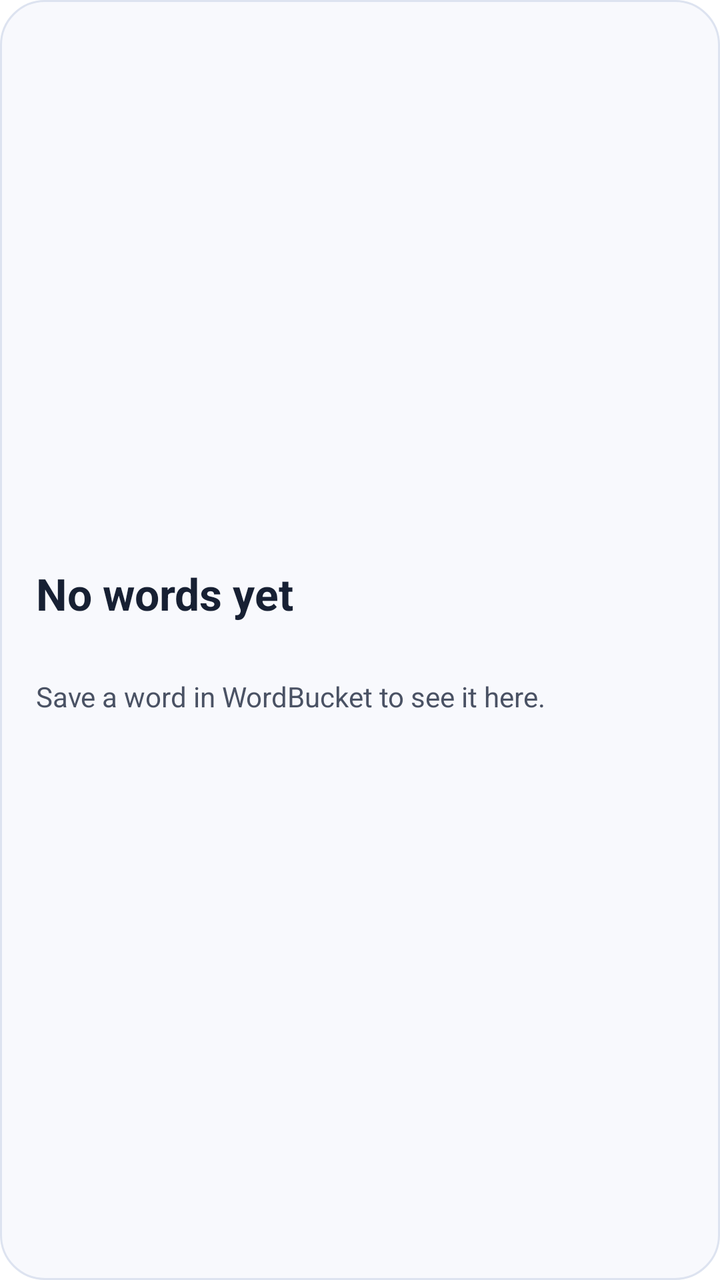
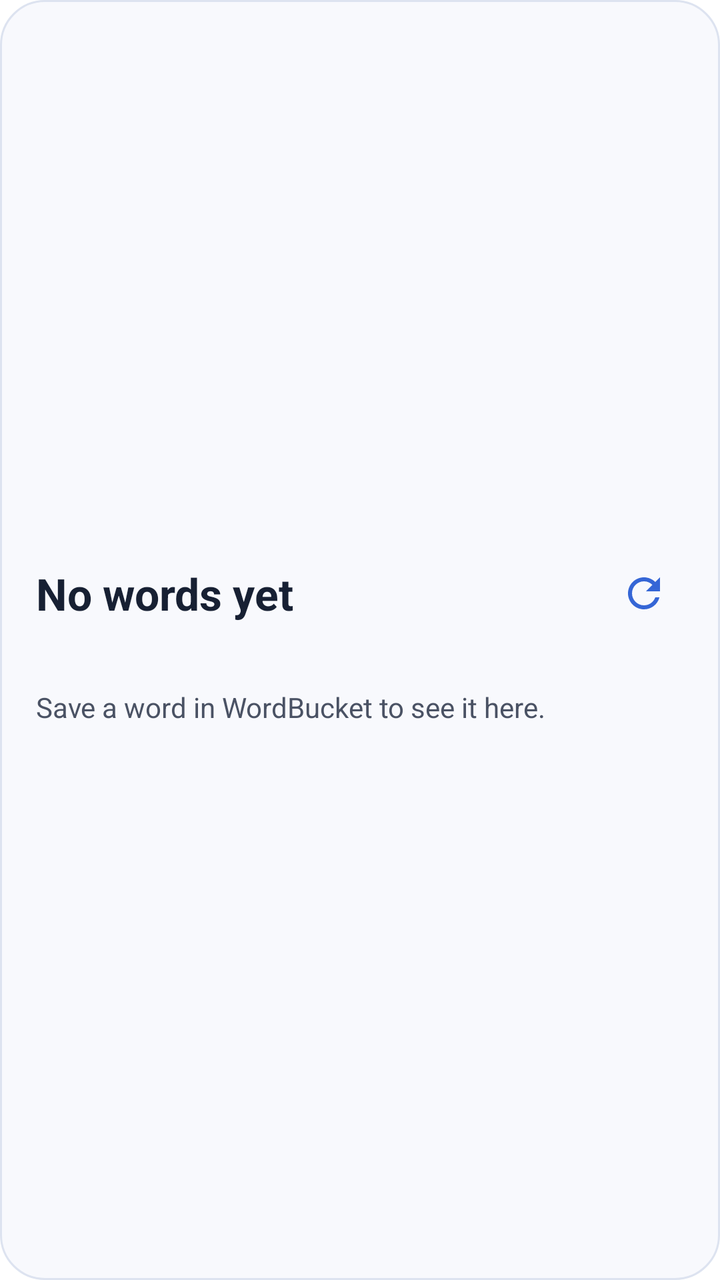

Two renders of the same Android screen: before a commit and after it. Below are the layout's source before the change and the commit's diff.
<!-- AndroidManifest.xml: fallback theme Theme.MaterialComponents.DayNight.NoActionBar -->
<!-- res/layout/word_widget.xml -->
<?xml version="1.0" encoding="utf-8"?>
<LinearLayout xmlns:android="http://schemas.android.com/apk/res/android"
    android:id="@+id/word_widget"
    android:layout_width="match_parent"
    android:layout_height="match_parent"
    android:background="@drawable/widget_background"
    android:gravity="center_vertical"
    android:orientation="vertical"
    android:padding="18dp">

    <TextView
        android:id="@+id/widget_word"
        android:layout_width="match_parent"
        android:layout_height="wrap_content"
        android:ellipsize="end"
        android:maxLines="1"
        android:text="No words yet"
        android:textColor="#172033"
        android:textSize="22sp"
        android:textStyle="bold" />

    <TextView
        android:id="@+id/widget_part_of_speech"
        android:layout_width="wrap_content"
        android:layout_height="wrap_content"
        android:layout_marginTop="2dp"
        android:ellipsize="end"
        android:maxLines="1"
        android:textColor="#3566D6"
        android:textSize="12sp"
        android:textStyle="bold" />

    <TextView
        android:id="@+id/widget_definition"
        android:layout_width="match_parent"
        android:layout_height="wrap_content"
        android:layout_marginTop="9dp"
        android:ellipsize="end"
        android:maxLines="3"
        android:text="Save a word in WordBucket to see it here."
        android:textColor="#4A5264"
        android:textSize="14sp" />

</LinearLayout>
<!-- resources referenced by this layout -->
<resources>
  <!-- drawable widget_background (drawable) -->
  <?xml version="1.0" encoding="utf-8"?>
  <shape xmlns:android="http://schemas.android.com/apk/res/android"
      android:shape="rectangle">
      <solid android:color="#F8F9FD" />
      <corners android:radius="22dp" />
      <stroke
          android:width="1dp"
          android:color="#DDE3F0" />
  </shape>
</resources>

<!-- the commit's change to res/layout/word_widget.xml (unified diff, before → after) -->
@@ -8,16 +8,34 @@
     android:orientation="vertical"
     android:padding="18dp">
 
-    <TextView
-        android:id="@+id/widget_word"
+    <LinearLayout
         android:layout_width="match_parent"
         android:layout_height="wrap_content"
-        android:ellipsize="end"
-        android:maxLines="1"
-        android:text="No words yet"
-        android:textColor="#172033"
-        android:textSize="22sp"
-        android:textStyle="bold" />
+        android:gravity="center_vertical"
+        android:orientation="horizontal">
+
+        <TextView
+            android:id="@+id/widget_word"
+            android:layout_width="0dp"
+            android:layout_height="wrap_content"
+            android:layout_weight="1"
+            android:ellipsize="end"
+            android:maxLines="1"
+            android:text="No words yet"
+            android:textColor="#172033"
+            android:textSize="22sp"
+            android:textStyle="bold" />
+
+        <ImageButton
+            android:id="@+id/widget_refresh"
+            android:layout_width="40dp"
+            android:layout_height="40dp"
+            android:background="@android:color/transparent"
+            android:contentDescription="@string/refresh_word"
+            android:padding="8dp"
+            android:src="@drawable/ic_widget_refresh" />
+
+    </LinearLayout>
 
     <TextView
         android:id="@+id/widget_part_of_speech"
<!-- resource entries referenced after the edit -->
@@ -1,5 +1,16 @@
 <!-- resources referenced by this layout -->
 <resources>
+  <!-- drawable ic_widget_refresh (drawable) -->
+  <?xml version="1.0" encoding="utf-8"?>
+  <vector xmlns:android="http://schemas.android.com/apk/res/android"
+      android:width="24dp"
+      android:height="24dp"
+      android:viewportWidth="24"
+      android:viewportHeight="24">
+      <path
+          android:fillColor="#FF3566D6"
+          android:pathData="M17.65,6.35C16.2,4.9 14.21,4 12,4C7.58,4 4,7.58 4,12C4,16.42 7.58,20 12,20C15.73,20 18.84,17.45 19.73,14H17.65C16.83,16.33 14.61,18 12,18C8.69,18 6,15.31 6,12C6,8.69 8.69,6 12,6C13.66,6 15.14,6.69 16.22,7.78L13,11H20V4L17.65,6.35Z" />
+  </vector>
   <!-- drawable widget_background (drawable) -->
   <?xml version="1.0" encoding="utf-8"?>
   <shape xmlns:android="http://schemas.android.com/apk/res/android"
@@ -10,5 +21,6 @@
           android:width="1dp"
           android:color="#DDE3F0" />
   </shape>
+  <string name="refresh_word">Show another word</string>
 </resources>
 
